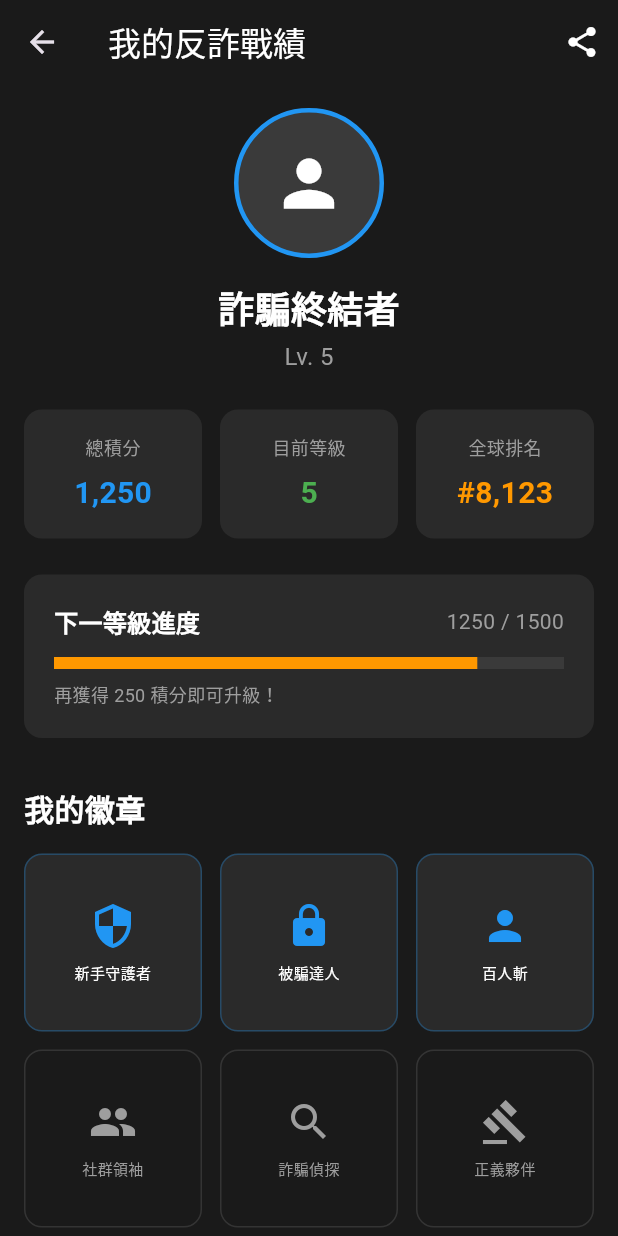
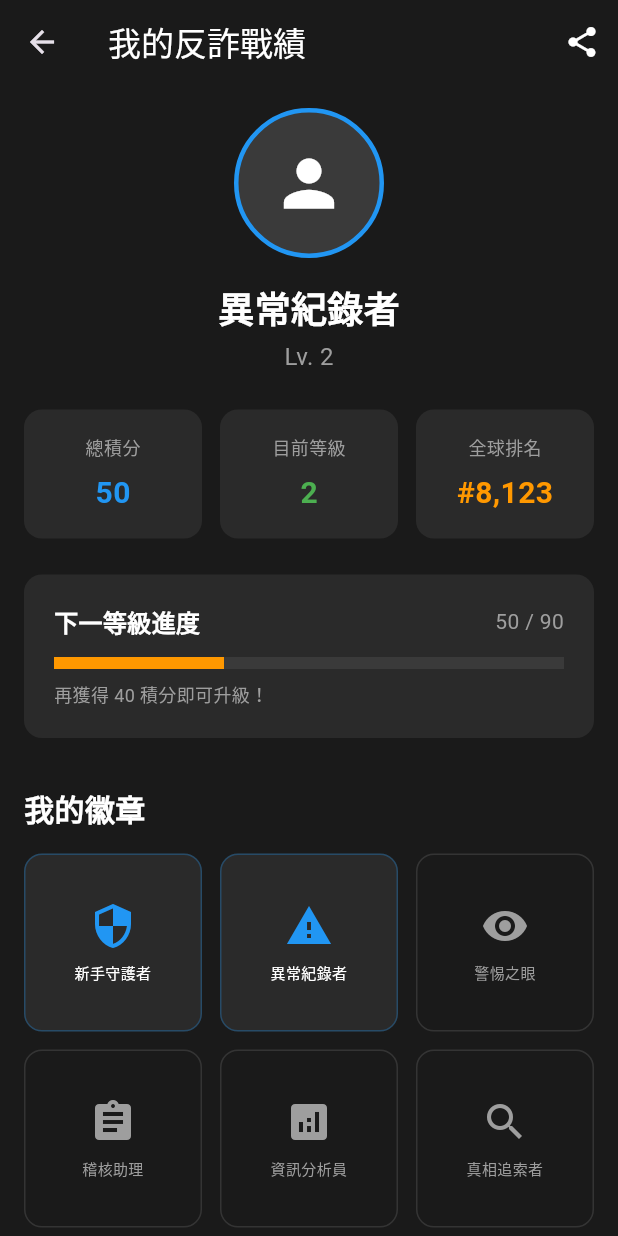
Before and after one commit to Strong5566/fraud_helper_app, a Flutter app: the AchievementScreen screen opened directly, on a phone screen of 412 x 824 dp. Run offline on Flutter 3.47's test engine with Material 3 defaults, Android fonts, the phone set to English and light mode, and no system bars; our stand-ins replace image_picker, webview_flutter.

Commit message:
feat: update score table and add level up animation

```diff
--- /dev/null
+++ b/assets/score_table.csv
@@ -0,0 +1,11 @@
+等級,名稱,積分,特殊稱號
+LV1,基礎偵測,0～29,
+LV2,異常紀錄者,30～89,
+LV3,風險初審家,90～179,警惕之眼
+LV4,稽核助理,180～299,
+LV5,資訊分析員,300～449,
+LV6,資深分析家,450～629,真相追索者
+LV7,稽核專員,630～839,
+LV8,反詐督導,840～1079,
+LV9,反詐策略師,1080～1349,風險判決者
+LV10,全能反詐王,1350以上,
--- a/lib/screens/achievement_screen.dart
+++ b/lib/screens/achievement_screen.dart
@@ -1,10 +1,65 @@
 import 'package:flutter/material.dart';
+import '../services/score_service.dart';
+import '../services/achievement_notifier.dart';
 
-class AchievementScreen extends StatelessWidget {
-  const AchievementScreen({super.key});
+class AchievementScreen extends StatefulWidget {
+  const AchievementScreen({Key? key}) : super(key: key);
+
+  @override
+  State<AchievementScreen> createState() => _AchievementScreenState();
+}
+
+class _AchievementScreenState extends State<AchievementScreen> with AutomaticKeepAliveClientMixin {
+  final ScoreService _scoreService = ScoreService();
+  final AchievementNotifier _notifier = AchievementNotifier();
+  Map<String, dynamic> _currentLevel = {};
+  Map<String, dynamic>? _nextLevel;
+  List<String> _unlockedAchievements = [];
+
+  @override
+  bool get wantKeepAlive => true;
+
+  @override
+  void initState() {
+    super.initState();
+    _loadData();
+    _notifier.addListener(_loadData);
+  }
+
+  @override
+  void dispose() {
+    _notifier.removeListener(_loadData);
+    super.dispose();
+  }
+
+  @override
+  void didChangeDependencies() {
+    super.didChangeDependencies();
+    _loadData();
+  }
+
+  void _loadData() async {
+    await _scoreService.loadLevelData();
+    if (mounted) {
+      setState(() {
+        _currentLevel = _scoreService.getCurrentLevel();
+        _nextLevel = _scoreService.getNextLevel();
+        _unlockedAchievements = _scoreService.getUnlockedAchievements();
+      });
+    }
+  }
 
   @override
   Widget build(BuildContext context) {
+    super.build(context);
+    if (_currentLevel.isEmpty) {
+      return const Scaffold(
+        backgroundColor: Color(0xFF1A1A1A),
+        body: Center(
+          child: CircularProgressIndicator(color: Colors.blue),
+        ),
+      );
+    }
     return Scaffold(
       backgroundColor: const Color(0xFF1A1A1A),
       appBar: AppBar(
@@ -60,18 +115,18 @@ class AchievementScreen extends StatelessWidget {
             ),
           ),
           const SizedBox(height: 16),
-          const Text(
-            '詐騙終結者',
-            style: TextStyle(
+          Text(
+            _currentLevel['name'] ?? '異常紀錄者',
+            style: const TextStyle(
               color: Colors.white,
               fontSize: 24,
               fontWeight: FontWeight.bold,
             ),
           ),
           const SizedBox(height: 4),
-          const Text(
-            'Lv. 5',
-            style: TextStyle(
+          Text(
+            'Lv. ${_currentLevel['level'] ?? 2}',
+            style: const TextStyle(
               color: Colors.grey,
               fontSize: 16,
             ),
@@ -85,11 +140,11 @@ class AchievementScreen extends StatelessWidget {
     return Row(
       children: [
         Expanded(
-          child: _buildStatCard('總積分', '1,250', Colors.blue),
+          child: _buildStatCard('總積分', '${_scoreService.currentScore}', Colors.blue),
         ),
         const SizedBox(width: 12),
         Expanded(
-          child: _buildStatCard('目前等級', '5', Colors.green),
+          child: _buildStatCard('目前等級', '${_currentLevel['level'] ?? 2}', Colors.green),
         ),
         const SizedBox(width: 12),
         Expanded(
@@ -150,9 +205,11 @@ class AchievementScreen extends StatelessWidget {
                   fontWeight: FontWeight.bold,
                 ),
               ),
-              const Text(
-                '1250 / 1500',
-                style: TextStyle(
+              Text(
+                _nextLevel != null
+                  ? '${_scoreService.currentScore} / ${_nextLevel!['minScore']}'
+                  : '已達最高等級',
+                style: const TextStyle(
                   color: Colors.grey,
                   fontSize: 14,
                 ),
@@ -161,15 +218,20 @@ class AchievementScreen extends StatelessWidget {
           ),
           const SizedBox(height: 12),
           LinearProgressIndicator(
-            value: 0.83,
+            value: _nextLevel != null
+              ? (_scoreService.currentScore - _currentLevel['minScore']) /
+                (_nextLevel!['minScore'] - _currentLevel['minScore'])
+              : 1.0,
             backgroundColor: const Color(0xFF3A3A3A),
             valueColor: const AlwaysStoppedAnimation<Color>(Colors.orange),
             minHeight: 8,
           ),
           const SizedBox(height: 8),
-          const Text(
-            '再獲得 250 積分即可升級！',
-            style: TextStyle(
+          Text(
+            _nextLevel != null
+              ? '再獲得 ${_nextLevel!['minScore'] - _scoreService.currentScore} 積分即可升級！'
+              : '恭喜達到最高等級！',
+            style: const TextStyle(
               color: Colors.grey,
               fontSize: 12,
             ),
@@ -199,12 +261,12 @@ class AchievementScreen extends StatelessWidget {
           crossAxisSpacing: 12,
           mainAxisSpacing: 12,
           children: [
-            _buildAchievementBadge('新手守護者', Icons.security, true),
-            _buildAchievementBadge('被騙達人', Icons.lock, true),
-            _buildAchievementBadge('百人斬', Icons.person, true),
-            _buildAchievementBadge('社群領袖', Icons.group, false),
-            _buildAchievementBadge('詐騙偵探', Icons.search, false),
-            _buildAchievementBadge('正義夥伴', Icons.gavel, false),
+            _buildAchievementBadge('新手守護者', Icons.security, _unlockedAchievements.contains('新手守護者')),
+            _buildAchievementBadge('異常紀錄者', Icons.warning, _unlockedAchievements.contains('異常紀錄者')),
+            _buildAchievementBadge('警惕之眼', Icons.visibility, _unlockedAchievements.contains('警惕之眼')),
+            _buildAchievementBadge('稽核助理', Icons.assignment, _unlockedAchievements.contains('稽核助理')),
+            _buildAchievementBadge('資訊分析員', Icons.analytics, _unlockedAchievements.contains('資訊分析員')),
+            _buildAchievementBadge('真相追索者', Icons.search, _unlockedAchievements.contains('真相追索者')),
           ],
         ),
       ],
@@ -259,7 +321,7 @@ class AchievementScreen extends StatelessWidget {
         const SizedBox(height: 16),
         _buildLeaderboardItem('#8,123', '正義使者A', '1,265', false),
         _buildLeaderboardItem('#8,124', '守護者9527', '1,255', false),
-        _buildLeaderboardItem('#8,125', '詐騙終結者', '1,250', true),
+        _buildLeaderboardItem('#8,125', _currentLevel['name'] ?? '異常紀錄者', '${_scoreService.currentScore}', true),
         _buildLeaderboardItem('#8,126', '貓貓貓拳', '1,240', false),
         _buildLeaderboardItem('#8,127', '孤獨的美食家', '1,238', false),
       ],
--- /dev/null
+++ b/lib/services/achievement_notifier.dart
@@ -0,0 +1,11 @@
+import 'package:flutter/foundation.dart';
+
+class AchievementNotifier extends ChangeNotifier {
+  static final AchievementNotifier _instance = AchievementNotifier._internal();
+  factory AchievementNotifier() => _instance;
+  AchievementNotifier._internal();
+
+  void refreshAchievements() {
+    notifyListeners();
+  }
+}
--- /dev/null
+++ b/lib/services/score_service.dart
@@ -0,0 +1,121 @@
+import 'package:flutter/services.dart';
+import 'dart:convert';
+
+class ScoreService {
+  static final ScoreService _instance = ScoreService._internal();
+  factory ScoreService() => _instance;
+  ScoreService._internal();
+
+  int _currentScore = 50; // 初始積分50
+  List<Map<String, dynamic>> _levelData = [];
+
+  int get currentScore => _currentScore;
+
+  Future<void> loadLevelData() async {
+    if (_levelData.isNotEmpty) return;
+
+    try {
+      final csvData = await rootBundle.loadString('assets/score_table.csv');
+      final lines = csvData.split('\n');
+
+      for (int i = 1; i < lines.length; i++) {
+        final parts = lines[i].split(',');
+        if (parts.length >= 4) {
+          final scoreRange = parts[2].trim();
+          final rangeParts = scoreRange.split('～');
+
+          int minScore = 0;
+          int maxScore = 999999;
+
+          if (rangeParts.length == 2) {
+            minScore = int.tryParse(rangeParts[0]) ?? 0;
+            final maxPart = rangeParts[1];
+            if (maxPart.contains('以上')) {
+              maxScore = 999999;
+            } else {
+              maxScore = int.tryParse(maxPart) ?? 999999;
+            }
+          }
+
+          _levelData.add({
+            'level': i,
+            'name': parts[1].trim(),
+            'minScore': minScore,
+            'maxScore': maxScore,
+            'title': parts[3].trim(),
+          });
+        }
+      }
+    } catch (e) {
+      print('載入等級資料失敗: $e');
+    }
+  }
+
+  Map<String, dynamic> getCurrentLevel() {
+    for (var level in _levelData) {
+      if (_currentScore >= level['minScore'] && _currentScore <= level['maxScore']) {
+        return level;
+      }
+    }
+    return _levelData.isNotEmpty ? _levelData.first : {};
+  }
+
+  Map<String, dynamic>? getNextLevel() {
+    final currentLevel = getCurrentLevel();
+    final currentLevelNum = currentLevel['level'] ?? 1;
+
+    for (var level in _levelData) {
+      if (level['level'] == currentLevelNum + 1) {
+        return level;
+      }
+    }
+    return null;
+  }
+
+  Future<Map<String, dynamic>> addScore(int points) async {
+    final oldLevel = getCurrentLevel();
+    _currentScore += points;
+    final newLevel = getCurrentLevel();
+
+    final result = {
+      'oldScore': _currentScore - points,
+      'newScore': _currentScore,
+      'pointsAdded': points,
+      'levelUp': oldLevel['level'] != newLevel['level'],
+      'oldLevel': oldLevel,
+      'newLevel': newLevel,
+      'newAchievement': null,
+    };
+
+    // 檢查是否獲得新徽章
+    if (result['levelUp'] != null) {
+      result['newAchievement'] = _getAchievementForLevel(newLevel['level']);
+    }
+
+    return result;
+  }
+
+  String? _getAchievementForLevel(int level) {
+    switch (level) {
+      case 2: return '異常紀錄者';
+      case 3: return '警惕之眼';
+      case 4: return '稽核助理';
+      case 5: return '資訊分析員';
+      case 6: return '真相追索者';
+      default: return null;
+    }
+  }
+
+  List<String> getUnlockedAchievements() {
+    final currentLevel = getCurrentLevel()['level'] ?? 1;
+    List<String> achievements = ['新手守護者']; // 預設徽章
+
+    if (currentLevel >= 2) achievements.add('異常紀錄者');
+    if (currentLevel >= 3) achievements.add('警惕之眼');
+    if (currentLevel >= 4) achievements.add('稽核助理');
+    if (currentLevel >= 5) achievements.add('資訊分析員');
+    if (currentLevel >= 6) achievements.add('真相追索者');
+
+    return achievements;
+  }
+}
--- a/pubspec.yaml
+++ b/pubspec.yaml
@@ -62,6 +62,7 @@ flutter:
 
   # To add assets to your application, add an assets section, like this:
   assets:
+    - assets/
     - assets/images/
     - assets/images/icons/
     - assets/images/logos/
@@ -69,6 +70,7 @@ flutter:
     - assets/images/backgrounds/
     - assets/images/avatars/
     - assets/images/fraud_data/
+    - assets/score_table.csv
 
   # An image asset can refer to one or more resolution-specific "variants", see
   # https://flutter.dev/to/resolution-aware-images
```
Also changed, not shown: lib/screens/main_screen.dart (+20 -7 lines), lib/widgets/level_up_animation.dart (added, +166 -0 lines), lib/widgets/message_bubble.dart (+53 -18 lines), assets/images/avatars/user.png.
